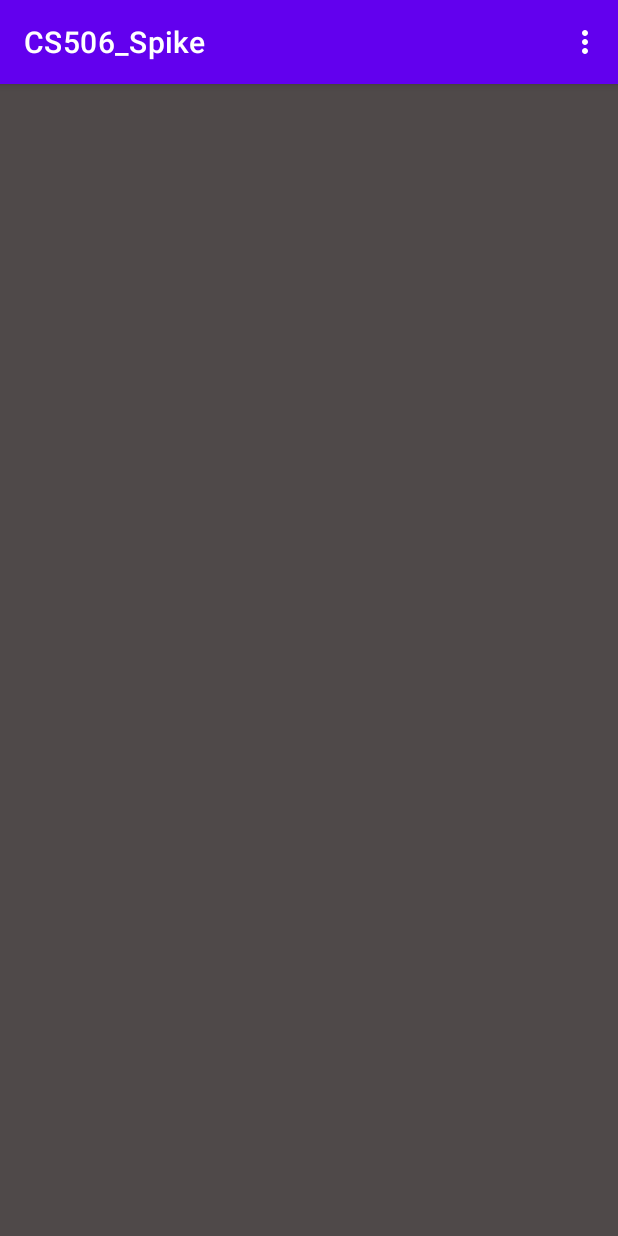
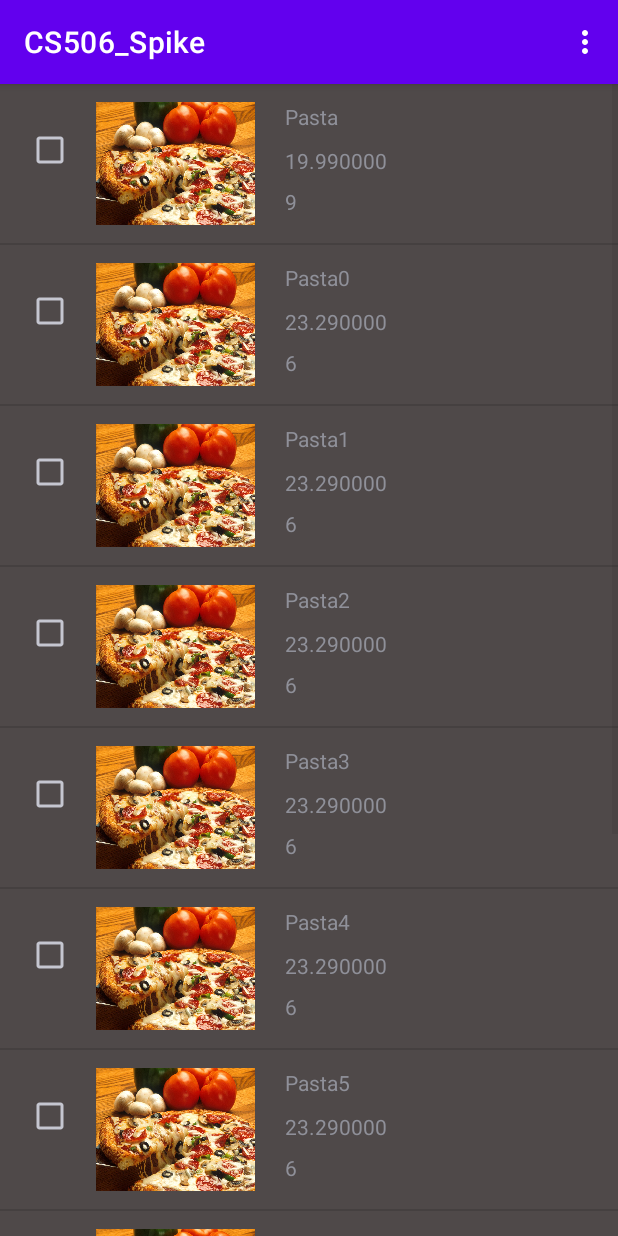
Before and after one commit to asmitnayak/CS506_Spike, an Android app: the CustomerView screen opened directly, with no data from a screen before it, on a phone screen of 412 x 824 dp. Run offline under Robolectric (Android 15) with nearby library versions, the phone set to English and light mode, and no system bars; 7 statements that could not run were skipped.

```diff
--- a/app/src/main/java/com/example/android/cs506_spike/CustomerView.java
+++ b/app/src/main/java/com/example/android/cs506_spike/CustomerView.java
@@ -25,27 +25,30 @@ import java.util.ArrayList;
 public class CustomerView extends AppCompatActivity {
     ArrayList<RestaurantMenuItem> menuItems = new ArrayList<RestaurantMenuItem>();
     ArrayAdapter<RestaurantMenuItem> menuAdapter;
+    CustomAdapter customAdp;
     ListView menuList;
-    RestaurantMenuItem [] pasta;
+    ArrayList<RestaurantMenuItem> foodItems;
     @Override
     protected void onCreate(Bundle savedInstanceState) {
         super.onCreate(savedInstanceState);
         setContentView(R.layout.activity_customer_view);
 
         menuList = (ListView) findViewById(R.id.menuList);
-        pasta = new RestaurantMenuItem[10];
-        pasta[0] = new RestaurantMenuItem("Pasta", R.drawable.customer_view_background, 19.99, 9);
-        pasta[1] = new RestaurantMenuItem("Pasta", R.drawable.customer_view_background, 19.99, 9);
-        CustomAdapter customAdp = new CustomAdapter(getApplicationContext(), pasta);
+        foodItems = new ArrayList<RestaurantMenuItem>();
+        foodItems.add(new RestaurantMenuItem("Pasta", R.drawable.customer_view_background, 19.99, 9));
+
+        for(int i = 0; i < 10; i++)
+            foodItems.add(new RestaurantMenuItem("Pasta"+i, R.drawable.customer_view_background, 23.29, 6));
+        customAdp = new CustomAdapter(getApplicationContext(), foodItems);
         menuList.setAdapter(customAdp);
 
-
+//
 
 //        menuList = (ListView) findViewById(R.id.menuList);
 //        menuAdapter = new ArrayAdapter<RestaurantMenuItem> (this, android.R.layout.simple_list_item_1, menuItems);
 //        menuList.setAdapter(menuAdapter);
 //
-//        menuItems.add(pasta);
+//        menuItems.add(foodItems);
     }
 
 
```
Also changed, not shown: app/src/main/java/com/example/android/cs506_spike/CustomAdapter.java (+52 -1 lines).
